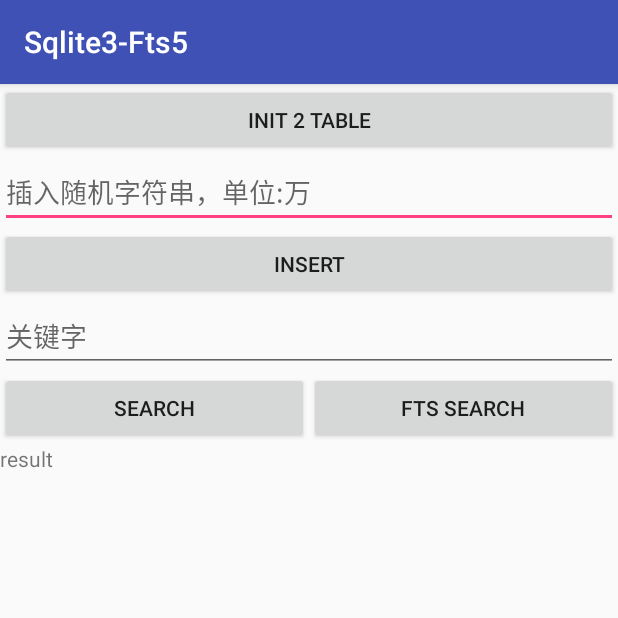
After one commit to TangXiaoLv/Android-Sqlite-Fts5-Tokenizer, an Android app: the BenchmarkActivity screen opened directly, with no data from a screen before it, on a phone screen of 412 x 824 dp, the top half of it. The commit adds this screen. Run offline under Robolectric (Android 15) with nearby library versions, the phone set to English and light mode, and no system bars; network calls fail.

Commit message:
增加基准测试

```diff
--- a/build.gradle
+++ b/build.gradle
@@ -17,7 +17,3 @@ allprojects {
         jcenter()
     }
 }
-
-task clean(type: Delete) {
-    delete rootProject.buildDir
-}
--- a/sqlite3test/src/main/AndroidManifest.xml
+++ b/sqlite3test/src/main/AndroidManifest.xml
@@ -17,6 +17,7 @@
             </intent-filter>
         </activity>
         <activity android:name=".FTS5Activity"/>
+        <activity android:name=".benchmark.BenchmarkActivity"/>
     </application>
 
 </manifest>
--- /dev/null
+++ b/sqlite3test/src/main/res/layout/activity_benchmark.xml
@@ -0,0 +1,58 @@
+<?xml version="1.0" encoding="utf-8"?>
+<LinearLayout xmlns:android="http://schemas.android.com/apk/res/android"
+              android:orientation="vertical"
+              android:layout_width="match_parent"
+              android:layout_height="match_parent">
+
+    <Button
+            android:layout_width="match_parent"
+            android:text="init 2 table"
+            android:onClick="initTable"
+            android:layout_height="wrap_content"/>
+
+    <EditText
+            android:id="@+id/insert"
+            android:layout_width="match_parent"
+            android:hint="插入随机字符串，单位:万"
+            android:layout_height="48dp"/>
+
+    <Button
+            android:layout_width="match_parent"
+            android:text="insert"
+            android:onClick="insert"
+            android:layout_height="wrap_content"/>
+
+    <EditText
+            android:id="@+id/content"
+            android:layout_width="match_parent"
+            android:hint="关键字"
+            android:layout_height="48dp"/>
+
+    <LinearLayout
+            android:layout_width="match_parent"
+            android:weightSum="2"
+            android:orientation="horizontal"
+            android:layout_height="wrap_content">
+        <Button
+                android:layout_width="match_parent"
+                android:text="search"
+                android:layout_weight="1"
+                android:onClick="search"
+                android:layout_height="wrap_content"/>
+        <Button
+                android:layout_width="match_parent"
+                android:layout_weight="1"
+                android:text="fts search"
+                android:onClick="ftsSearch"
+                android:layout_height="wrap_content"/>
+
+    </LinearLayout>
+
+
+    <TextView
+            android:id="@+id/result"
+            android:text="result"
+            android:layout_width="match_parent"
+            android:layout_height="wrap_content"/>
+
+</LinearLayout>
```
Also changed, not shown: sqlite3/src/main/cpp/sqlite_319/CMakeLists.txt (+10 -3 lines), sqlite3test/build.gradle (+12 -0 lines), sqlite3test/src/main/java/org/sqlite/customsqlitetest/FTS5Activity.java (+1 -14 lines), sqlite3test/src/main/java/org/sqlite/customsqlitetest/MainActivity.java (+7 -0 lines), sqlite3test/src/main/java/org/sqlite/customsqlitetest/benchmark/BenchmarkActivity.java (added, +118 -0 lines), sqlite3test/src/main/java/org/sqlite/customsqlitetest/benchmark/StringUtil.java (added, +33 -0 lines), sqlite3test/src/main/res/layout/activity_main.xml (+7 -0 lines), 1 other file.
